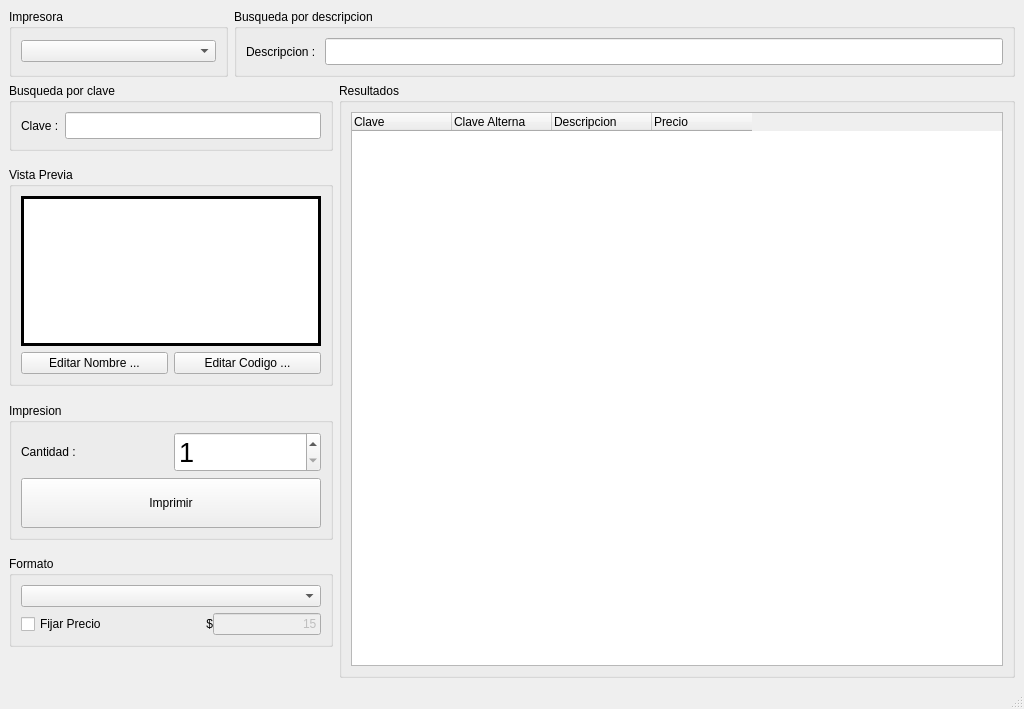
This is etiquetas.ui in elTobe/LabelPrinter as Qt 5 draws it before an edit. The edited form follows.
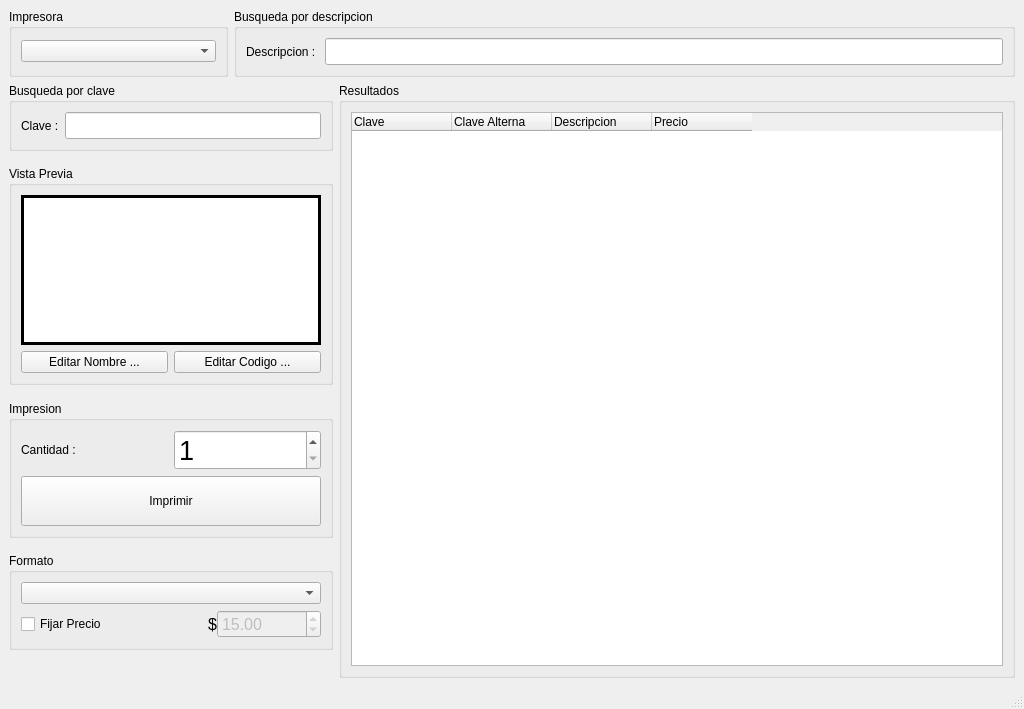
This is the edited form.

Commit message: Changed Price QLineEdit for QSpinBox.

Diff of the .ui file:
```diff
--- a/etiquetas.ui
+++ b/etiquetas.ui
@@ -294,6 +294,11 @@
               <layout class="QHBoxLayout" name="horizontalLayout_5">
                <item>
                 <widget class="QCheckBox" name="check_forzar_precio">
+                 <property name="font">
+                  <font>
+                   <pointsize>9</pointsize>
+                  </font>
+                 </property>
                  <property name="text">
                   <string>Fijar Precio</string>
                  </property>
@@ -301,6 +306,11 @@
                </item>
                <item>
                 <widget class="QLabel" name="label_3">
+                 <property name="font">
+                  <font>
+                   <pointsize>12</pointsize>
+                  </font>
+                 </property>
                  <property name="text">
                   <string>$</string>
                  </property>
@@ -310,21 +320,23 @@
                 </widget>
                </item>
                <item>
-                <widget class="QLineEdit" name="input_precio">
+                <widget class="QDoubleSpinBox" name="input_precio">
                  <property name="enabled">
                   <bool>false</bool>
                  </property>
-                 <property name="sizePolicy">
-                  <sizepolicy hsizetype="Maximum" vsizetype="Fixed">
-                   <horstretch>0</horstretch>
-                   <verstretch>0</verstretch>
-                  </sizepolicy>
+                 <property name="font">
+                  <font>
+                   <pointsize>12</pointsize>
+                  </font>
                  </property>
-                 <property name="text">
-                  <string>15</string>
+                 <property name="maximum">
+                  <double>100000.000000000000000</double>
                  </property>
-                 <property name="alignment">
-                  <set>Qt::AlignRight|Qt::AlignTrailing|Qt::AlignVCenter</set>
+                 <property name="singleStep">
+                  <double>0.500000000000000</double>
+                 </property>
+                 <property name="value">
+                  <double>15.000000000000000</double>
                  </property>
                 </widget>
                </item>
```
The commit also changes 2 other files.
